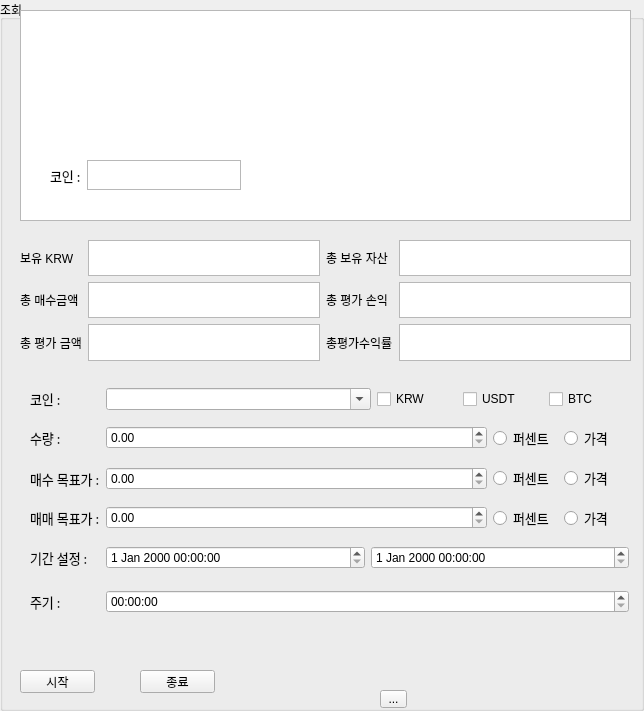
Qt form python_gui/ui.ui (on1659/coin_autoTradingBot) before a commit.
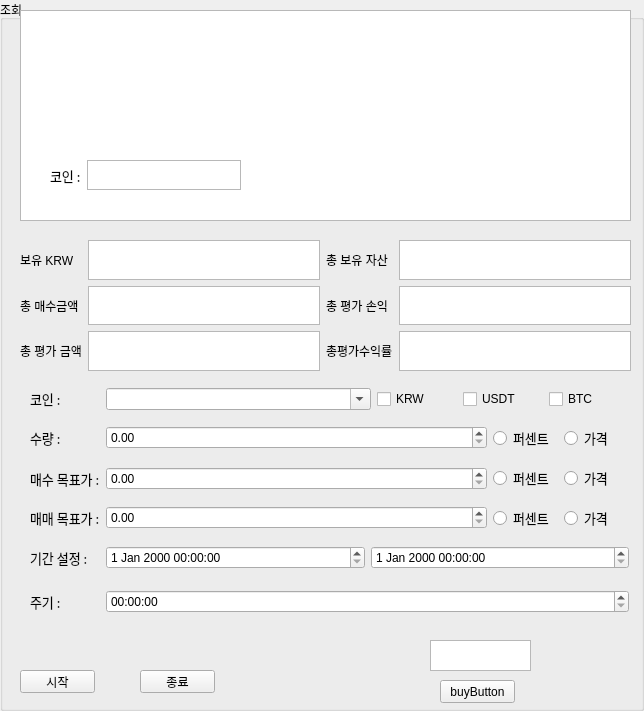
The same form after that commit.

What changed in the file:
```diff
--- a/python_gui/ui.ui
+++ b/python_gui/ui.ui
@@ -45,7 +45,7 @@
      <x>20</x>
      <y>240</y>
      <width>611</width>
-     <height>121</height>
+     <height>131</height>
     </rect>
    </property>
    <layout class="QGridLayout" name="gridLayout">
@@ -177,20 +177,7 @@
     <string>시작</string>
    </property>
   </widget>
-  <widget class="QToolButton" name="toolButton">
-   <property name="geometry">
-    <rect>
-     <x>380</x>
-     <y>690</y>
-     <width>27</width>
-     <height>18</height>
-    </rect>
-   </property>
-   <property name="text">
-    <string>...</string>
-   </property>
-  </widget>
-  <widget class="QWidget" name="">
+  <widget class="QWidget" name="layoutWidget">
    <property name="geometry">
     <rect>
      <x>20</x>
@@ -291,7 +278,7 @@
     </item>
    </layout>
   </widget>
-  <widget class="QWidget" name="">
+  <widget class="QWidget" name="layoutWidget">
    <property name="geometry">
     <rect>
      <x>20</x>
@@ -381,7 +368,7 @@
     </item>
    </layout>
   </widget>
-  <widget class="QWidget" name="">
+  <widget class="QWidget" name="layoutWidget">
    <property name="geometry">
     <rect>
      <x>20</x>
@@ -471,7 +458,7 @@
     </item>
    </layout>
   </widget>
-  <widget class="QWidget" name="">
+  <widget class="QWidget" name="layoutWidget">
    <property name="geometry">
     <rect>
      <x>20</x>
@@ -561,7 +548,7 @@
     </item>
    </layout>
   </widget>
-  <widget class="QWidget" name="">
+  <widget class="QWidget" name="layoutWidget">
    <property name="geometry">
     <rect>
      <x>20</x>
@@ -604,7 +591,7 @@
     </item>
    </layout>
   </widget>
-  <widget class="QWidget" name="">
+  <widget class="QWidget" name="layoutWidget">
    <property name="geometry">
     <rect>
      <x>20</x>
@@ -644,6 +631,29 @@
     </item>
    </layout>
   </widget>
+  <widget class="QPushButton" name="test_buyButton">
+   <property name="geometry">
+    <rect>
+     <x>440</x>
+     <y>680</y>
+     <width>75</width>
+     <height>23</height>
+    </rect>
+   </property>
+   <property name="text">
+    <string>buyButton</string>
+   </property>
+  </widget>
+  <widget class="QTextBrowser" name="test_buyCount">
+   <property name="geometry">
+    <rect>
+     <x>430</x>
+     <y>640</y>
+     <width>101</width>
+     <height>31</height>
+    </rect>
+   </property>
+  </widget>
  </widget>
  <resources/>
  <connections/>
```
